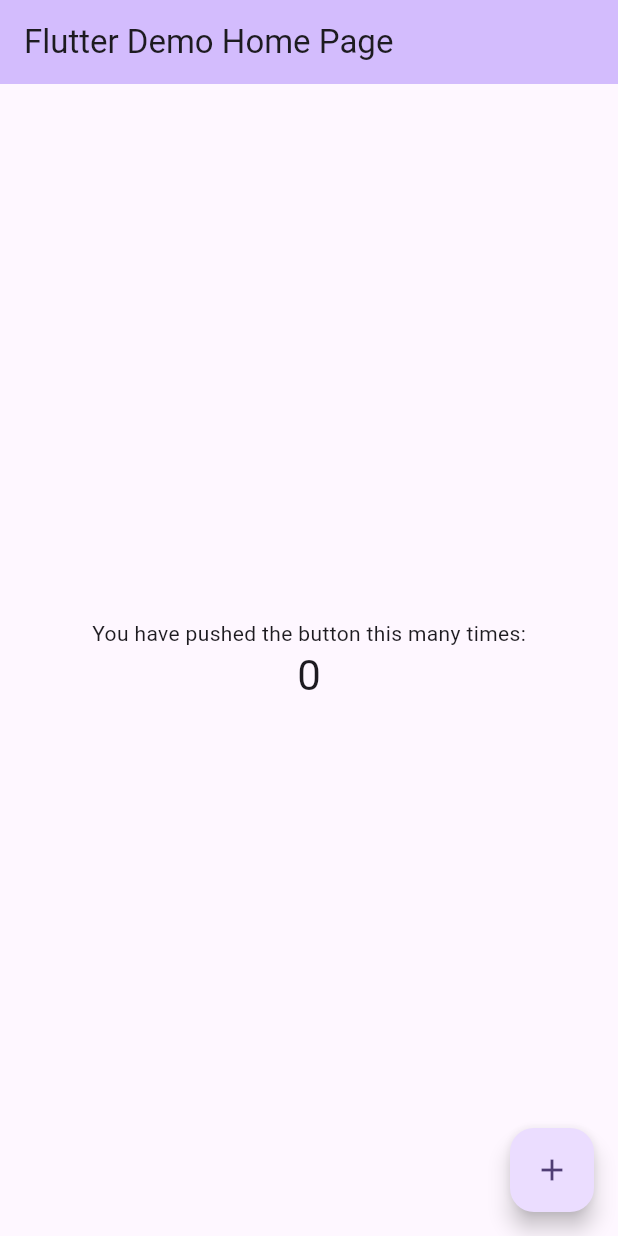
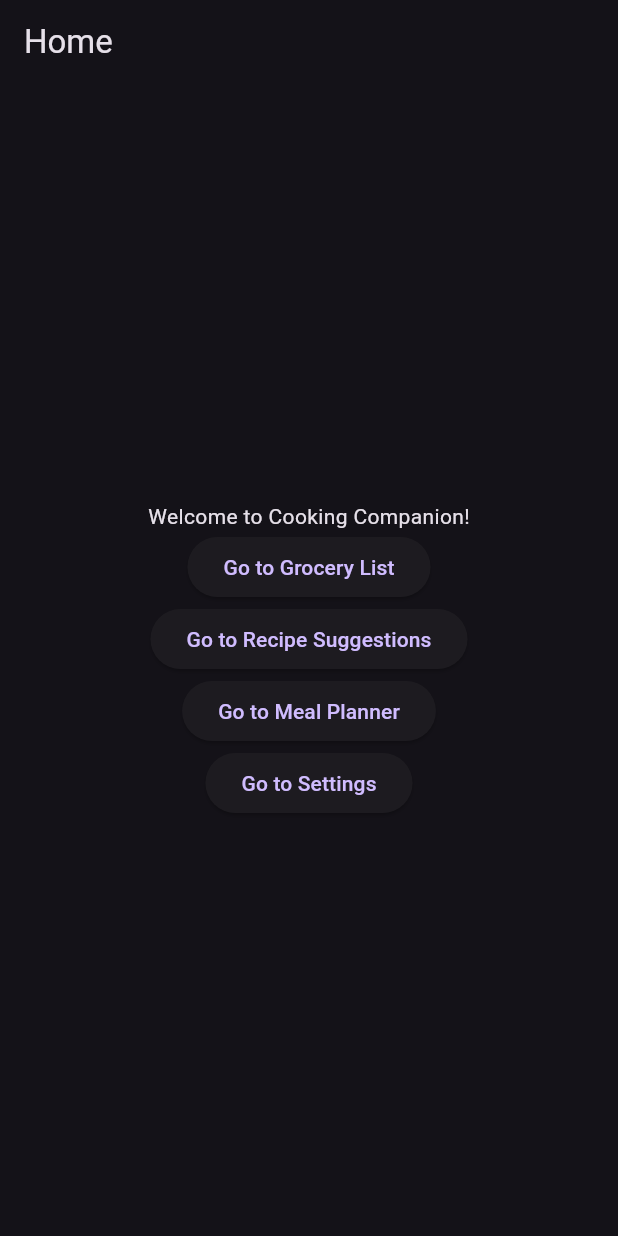
Before and after one commit to Crypto-1337/cookingCompanion, a Flutter app: the screen it shows after launch, on a phone screen of 412 x 824 dp. Run offline on Flutter 3.47's test engine with Material 3 defaults, Android fonts, the phone set to English and light mode, and no system bars.

Commit message:
added blank screens and main routing

```diff
--- a/lib/main.dart
+++ b/lib/main.dart
@@ -1,125 +1,33 @@
 import 'package:flutter/material.dart';
 
+// Import the different screens
+import 'screens/home_screen.dart';
+import 'screens/grocery_list_screen.dart';
+import 'screens/recipe_suggestions_screen.dart';
+import 'screens/meal_planner_screen.dart';
+import 'screens/settings_screen.dart';
+
 void main() {
-  runApp(const MyApp());
+  runApp(CookingCompanionApp());
 }
 
-class MyApp extends StatelessWidget {
-  const MyApp({super.key});
-
-  // This widget is the root of your application.
+class CookingCompanionApp extends StatelessWidget {
   @override
   Widget build(BuildContext context) {
     return MaterialApp(
-      title: 'Flutter Demo',
+      title: 'Cooking Companion App',
       theme: ThemeData(
-        // This is the theme of your application.
-        //
-        // TRY THIS: Try running your application with "flutter run". You'll see
-        // the application has a purple toolbar. Then, without quitting the app,
-        // try changing the seedColor in the colorScheme below to Colors.green
-        // and then invoke "hot reload" (save your changes or press the "hot
-        // reload" button in a Flutter-supported IDE, or press "r" if you used
-        // the command line to start the app).
-        //
-        // Notice that the counter didn't reset back to zero; the application
-        // state is not lost during the reload. To reset the state, use hot
-        // restart instead.
-        //
-        // This works for code too, not just values: Most code changes can be
-        // tested with just a hot reload.
-        colorScheme: ColorScheme.fromSeed(seedColor: Colors.deepPurple),
-        useMaterial3: true,
+        primarySwatch: Colors.deepPurple,
+        brightness: Brightness.dark, // for the dark mode
       ),
-      home: const MyHomePage(title: 'Flutter Demo Home Page'),
+      initialRoute: '/',
+      routes: {
+        '/': (context) => HomeScreen(),
+        '/grocery-list': (context) => GroceryListScreen(),
+        '/recipe-suggestions': (context) => RecipeSuggestionsScreen(),
+        '/meal-planner': (context) => MealPlannerScreen(),
+        '/settings': (context) => SettingsScreen(),
+      },
     );
   }
 }
-
-class MyHomePage extends StatefulWidget {
-  const MyHomePage({super.key, required this.title});
-
-  // This widget is the home page of your application. It is stateful, meaning
-  // that it has a State object (defined below) that contains fields that affect
-  // how it looks.
-
-  // This class is the configuration for the state. It holds the values (in this
-  // case the title) provided by the parent (in this case the App widget) and
-  // used by the build method of the State. Fields in a Widget subclass are
-  // always marked "final".
-
-  final String title;
-
-  @override
-  State<MyHomePage> createState() => _MyHomePageState();
-}
-
-class _MyHomePageState extends State<MyHomePage> {
-  int _counter = 0;
-
-  void _incrementCounter() {
-    setState(() {
-      // This call to setState tells the Flutter framework that something has
-      // changed in this State, which causes it to rerun the build method below
-      // so that the display can reflect the updated values. If we changed
-      // _counter without calling setState(), then the build method would not be
-      // called again, and so nothing would appear to happen.
-      _counter++;
-    });
-  }
-
-  @override
-  Widget build(BuildContext context) {
-    // This method is rerun every time setState is called, for instance as done
-    // by the _incrementCounter method above.
-    //
-    // The Flutter framework has been optimized to make rerunning build methods
-    // fast, so that you can just rebuild anything that needs updating rather
-    // than having to individually change instances of widgets.
-    return Scaffold(
-      appBar: AppBar(
-        // TRY THIS: Try changing the color here to a specific color (to
-        // Colors.amber, perhaps?) and trigger a hot reload to see the AppBar
-        // change color while the other colors stay the same.
-        backgroundColor: Theme.of(context).colorScheme.inversePrimary,
-        // Here we take the value from the MyHomePage object that was created by
-        // the App.build method, and use it to set our appbar title.
-        title: Text(widget.title),
-      ),
-      body: Center(
-        // Center is a layout widget. It takes a single child and positions it
-        // in the middle of the parent.
-        child: Column(
-          // Column is also a layout widget. It takes a list of children and
-          // arranges them vertically. By default, it sizes itself to fit its
-          // children horizontally, and tries to be as tall as its parent.
-          //
-          // Column has various properties to control how it sizes itself and
-          // how it positions its children. Here we use mainAxisAlignment to
-          // center the children vertically; the main axis here is the vertical
-          // axis because Columns are vertical (the cross axis would be
-          // horizontal).
-          //
-          // TRY THIS: Invoke "debug painting" (choose the "Toggle Debug Paint"
-          // action in the IDE, or press "p" in the console), to see the
-          // wireframe for each widget.
-          mainAxisAlignment: MainAxisAlignment.center,
-          children: <Widget>[
-            const Text(
-              'You have pushed the button this many times:',
-            ),
-            Text(
-              '$_counter',
-              style: Theme.of(context).textTheme.headlineMedium,
-            ),
-          ],
-        ),
-      ),
-      floatingActionButton: FloatingActionButton(
-        onPressed: _incrementCounter,
-        tooltip: 'Increment',
-        child: const Icon(Icons.add),
-      ), // This trailing comma makes auto-formatting nicer for build methods.
-    );
-  }
-}
--- /dev/null
+++ b/lib/screens/grocery_list_screen.dart
@@ -0,0 +1,15 @@
+import 'package:flutter/material.dart';
+
+class GroceryListScreen extends StatelessWidget {
+  @override
+  Widget build(BuildContext context) {
+    return Scaffold(
+      appBar: AppBar(
+        title: Text('Grocery List'),
+      ),
+      body: Center(
+        child: Text('This is the Grocery List Screen'),
+      ),
+    );
+  }
+}
--- /dev/null
+++ b/lib/screens/home_screen.dart
@@ -0,0 +1,44 @@
+import 'package:flutter/material.dart';
+
+class HomeScreen extends StatelessWidget {
+  @override
+  Widget build(BuildContext context) {
+    return Scaffold(
+      appBar: AppBar(
+        title: Text('Home'),
+      ),
+      body: Center(
+        child: Column(
+          mainAxisAlignment: MainAxisAlignment.center,
+          children: [
+            Text('Welcome to Cooking Companion!'),
+            ElevatedButton(
+              onPressed: () {
+                Navigator.pushNamed(context, '/grocery-list');
+              },
+              child: Text('Go to Grocery List'),
+            ),
+            ElevatedButton(
+              onPressed: () {
+                Navigator.pushNamed(context, '/recipe-suggestions');
+              },
+              child: Text('Go to Recipe Suggestions'),
+            ),
+            ElevatedButton(
+              onPressed: () {
+                Navigator.pushNamed(context, '/meal-planner');
+              },
+              child: Text('Go to Meal Planner'),
+            ),
+            ElevatedButton(
+              onPressed: () {
+                Navigator.pushNamed(context, '/settings');
+              },
+              child: Text('Go to Settings'),
+            ),
+          ],
+        ),
+      ),
+    );
+  }
+}
--- /dev/null
+++ b/lib/screens/meal_planner_screen.dart
@@ -0,0 +1,15 @@
+import 'package:flutter/material.dart';
+
+class MealPlannerScreen extends StatelessWidget {
+  @override
+  Widget build(BuildContext context) {
+    return Scaffold(
+      appBar: AppBar(
+        title: Text('Meal Planner'),
+      ),
+      body: Center(
+        child: Text('This is the Meal Planner Screen'),
+      ),
+    );
+  }
+}
--- /dev/null
+++ b/lib/screens/recipe_suggestions_screen.dart
@@ -0,0 +1,15 @@
+import 'package:flutter/material.dart';
+
+class RecipeSuggestionsScreen extends StatelessWidget {
+  @override
+  Widget build(BuildContext context) {
+    return Scaffold(
+      appBar: AppBar(
+        title: Text('Recipe Suggestions'),
+      ),
+      body: Center(
+        child: Text('This is the Recipe Suggestions Screen'),
+      ),
+    );
+  }
+}
--- /dev/null
+++ b/lib/screens/settings_screen.dart
@@ -0,0 +1,15 @@
+import 'package:flutter/material.dart';
+
+class SettingsScreen extends StatelessWidget {
+  @override
+  Widget build(BuildContext context) {
+    return Scaffold(
+      appBar: AppBar(
+        title: Text('Settings'),
+      ),
+      body: Center(
+        child: Text('This is the Settings Screen'),
+      ),
+    );
+  }
+}
```
